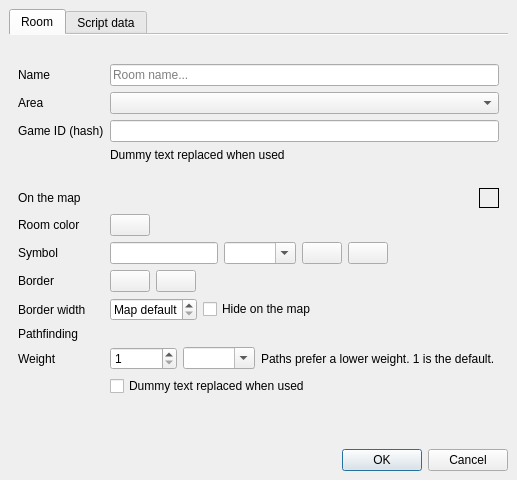
Above: src/ui/room_properties.ui from Mudlet/Mudlet before the change. Below: the same form after it.
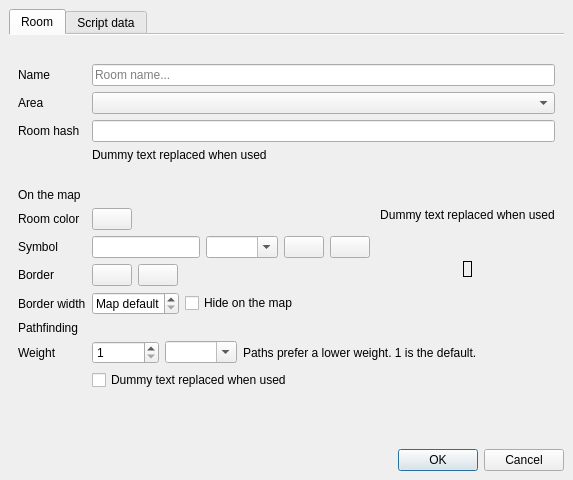
That is the form after the change.

Commit message: Improve: Configure room gets green section headings, a preview column and "Room hash"

Diff of the .ui file:
```diff
--- a/src/ui/room_properties.ui
+++ b/src/ui/room_properties.ui
@@ -48,7 +48,7 @@
           <string extracomment="Tab of the Configure room window holding the room's name, area, game ID, how the map draws it and how paths treat it">Room</string>
          </attribute>
          <layout class="QGridLayout" name="gridLayout_room">
-          <item row="0" column="0" colspan="2">
+          <item row="0" column="0" colspan="3">
            <widget class="QWidget" name="roomPropertiesRoomHeading" native="true">
             <layout class="QHBoxLayout" name="horizontalLayout_roomHeading">
              <property name="leftMargin">
@@ -83,7 +83,7 @@
             </property>
            </widget>
           </item>
-          <item row="1" column="1">
+          <item row="1" column="1" colspan="2">
            <widget class="QLineEdit" name="lineEdit_name">
             <property name="placeholderText">
              <string>Room name...</string>
@@ -100,7 +100,7 @@
             </property>
            </widget>
           </item>
-          <item row="2" column="1">
+          <item row="2" column="1" colspan="2">
            <widget class="QComboBox" name="comboBox_area">
             <property name="accessibleName">
              <string extracomment="Name a screen reader announces for the area field in the Room Properties dialog">Area</string>
@@ -110,31 +110,31 @@
           <item row="3" column="0">
            <widget class="QLabel" name="label_hash">
             <property name="text">
-             <string extracomment="Label in front of the field holding the game's own ID for the room, which mapper scripts and the Lua API call its hash">Game ID (hash)</string>
+             <string extracomment="Label in front of the field holding the room's hash: the name or number the game itself gives the room, which mapper scripts and the Lua API look the room up by">Room hash</string>
             </property>
             <property name="buddy">
              <cstring>lineEdit_hash</cstring>
             </property>
            </widget>
           </item>
-          <item row="3" column="1">
+          <item row="3" column="1" colspan="2">
            <widget class="QLineEdit" name="lineEdit_hash">
             <property name="toolTip">
              <string>&lt;p&gt;The game's own number or text for this room, which mapper scripts look the room up by (getRoomIDbyHash). Each one belongs to one room only.&lt;/p&gt;</string>
             </property>
            </widget>
           </item>
-          <item row="4" column="1">
+          <item row="4" column="1" colspan="2">
            <widget class="QLabel" name="roomPropertiesHashCaption">
             <property name="text">
              <string notr="true">Dummy text replaced when used</string>
             </property>
            </widget>
           </item>
-          <item row="5" column="1">
+          <item row="5" column="1" colspan="2">
            <widget class="QLabel" name="label_hashWarning"/>
           </item>
-          <item row="6" column="0" colspan="2">
+          <item row="6" column="0" colspan="3">
            <widget class="QWidget" name="roomPropertiesMapHeading" native="true">
             <layout class="QHBoxLayout" name="horizontalLayout_mapHeading">
              <property name="leftMargin">
@@ -156,10 +156,55 @@
                </property>
               </widget>
              </item>
+            </layout>
+           </widget>
+          </item>
+          <item row="7" column="2" rowspan="4">
+           <widget class="QWidget" name="roomPropertiesPreviewColumn" native="true">
+            <property name="sizePolicy">
+             <sizepolicy hsizetype="Fixed" vsizetype="Preferred">
+              <horstretch>0</horstretch>
+              <verstretch>0</verstretch>
+             </sizepolicy>
+            </property>
+            <layout class="QHBoxLayout" name="horizontalLayout_previewColumn">
+             <property name="spacing">
+              <number>0</number>
+             </property>
+             <property name="leftMargin">
+              <number>0</number>
+             </property>
+             <property name="topMargin">
+              <number>0</number>
+             </property>
+             <property name="rightMargin">
+              <number>0</number>
+             </property>
+             <property name="bottomMargin">
+              <number>0</number>
+             </property>
              <item>
-              <spacer name="horizontalSpacer_mapHeading">
+              <widget class="QWidget" name="roomPropertiesPreviewRule" native="true"/>
+             </item>
+             <item>
+              <layout class="QVBoxLayout" name="verticalLayout_previewColumn">
+               <property name="spacing">
+                <number>0</number>
+               </property>
+               <item>
+                <widget class="QLabel" name="roomPropertiesPreviewLabel">
+                 <property name="text">
+                  <string notr="true">Dummy text replaced when used</string>
+                 </property>
+                 <property name="alignment">
+                  <set>Qt::AlignCenter</set>
+                 </property>
+                </widget>
+               </item>
+               <item>
+                <spacer name="verticalSpacer_previewAbove">
                <property name="orientation">
-                <enum>Qt::Horizontal</enum>
+                  <enum>Qt::Vertical</enum>
                </property>
                <property name="sizeHint" stdset="0">
                 <size>
@@ -169,7 +214,7 @@
                </property>
               </spacer>
              </item>
-             <item>
+               <item alignment="Qt::AlignHCenter">
               <widget class="QLabel" name="label_preview">
                <property name="sizePolicy">
                 <sizepolicy hsizetype="Fixed" vsizetype="Fixed">
@@ -177,18 +222,6 @@
                  <verstretch>0</verstretch>
                 </sizepolicy>
                </property>
-               <property name="minimumSize">
-                <size>
-                 <width>20</width>
-                 <height>20</height>
-                </size>
-               </property>
-               <property name="maximumSize">
-                <size>
-                 <width>20</width>
-                 <height>20</height>
-                </size>
-               </property>
                <property name="autoFillBackground">
                 <bool>false</bool>
                </property>
@@ -212,6 +245,21 @@
                </property>
               </widget>
              </item>
+               <item>
+                <spacer name="verticalSpacer_previewBelow">
+                 <property name="orientation">
+                  <enum>Qt::Vertical</enum>
+                 </property>
+                 <property name="sizeHint" stdset="0">
+                  <size>
+                   <width>0</width>
+                   <height>0</height>
+                  </size>
+                 </property>
+                </spacer>
+               </item>
+              </layout>
+             </item>
             </layout>
            </widget>
           </item>
@@ -502,7 +550,7 @@
             </item>
            </layout>
           </item>
-          <item row="11" column="0" colspan="2">
+          <item row="11" column="0" colspan="3">
            <widget class="QWidget" name="roomPropertiesPathHeading" native="true">
             <layout class="QHBoxLayout" name="horizontalLayout_pathHeading">
              <property name="leftMargin">
@@ -537,7 +585,7 @@
             </property>
            </widget>
           </item>
-          <item row="12" column="1">
+          <item row="12" column="1" colspan="2">
            <layout class="QHBoxLayout" name="horizontalLayout_weight">
             <item>
              <widget class="QSpinBox" name="spinBox_weight">
@@ -599,14 +647,14 @@
             </item>
            </layout>
           </item>
-          <item row="13" column="1">
+          <item row="13" column="1" colspan="2">
            <widget class="QCheckBox" name="checkBox_locked">
             <property name="text">
              <string notr="true">Dummy text replaced when used</string>
             </property>
            </widget>
           </item>
-          <item row="14" column="0" colspan="2">
+          <item row="14" column="0" colspan="3">
            <spacer name="verticalSpacer_room">
             <property name="orientation">
              <enum>Qt::Vertical</enum>
```
Left out of the diff: 2 changed lines with no effect on the pictures. Lines whose indentation alone changed are shown as unchanged. The commit also changes 8 other files.
